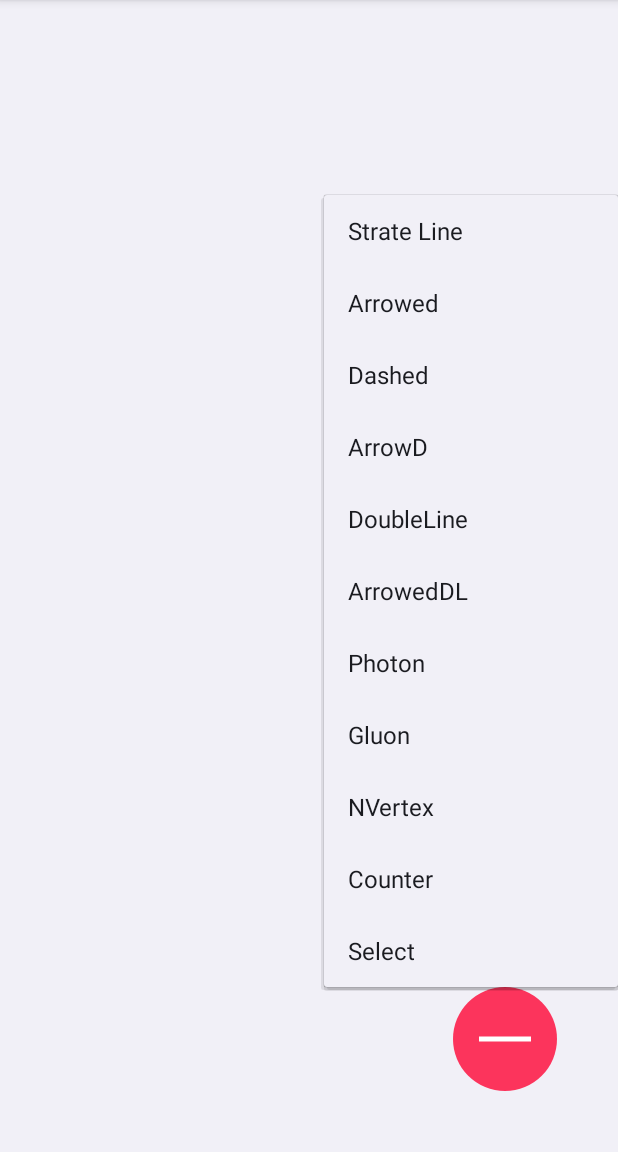
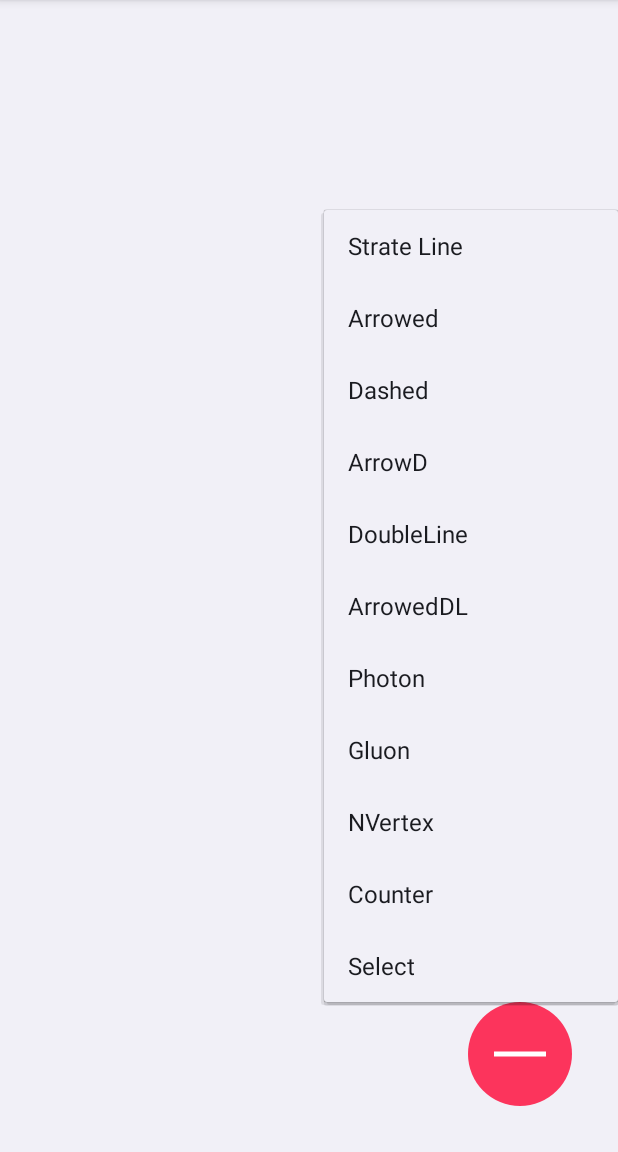
Before and after one commit to Hadron67/FD_editor, an Android app: the screen it shows after launch (MainActivity), after a tap on an icon or button, on a phone screen of 412 x 824 dp, the part 84-1236 px from its top. Run offline under Robolectric (Android 15) with nearby library versions, the phone set to English and light mode, and no system bars.

Commit message:
writing menus

```diff
--- a/src/main/java/Physigraph/CounterVertex.java
+++ b/src/main/java/Physigraph/CounterVertex.java
@@ -11,7 +11,7 @@ public class CounterVertex extends FVertex{
     private static Paint cover = new Paint();
     public CounterVertex(float x,float y){
         super(x,y);
-        this.radius = 15;
+        this.radius = 20;
         this.mpaint.setStyle(Paint.Style.STROKE);
         this.mpaint.setStrokeWidth(2);
 
--- a/src/main/res/layout/activity_main.xml
+++ b/src/main/res/layout/activity_main.xml
@@ -4,18 +4,23 @@
     android:paddingRight="@dimen/activity_horizontal_margin"
     android:paddingTop="@dimen/activity_vertical_margin"
     android:paddingBottom="@dimen/activity_vertical_margin" tools:context=".MainActivity">
-    <Views.FeynmanCanvas
-        android:id="@+id/sketch"
+    <FrameLayout
         android:layout_width="match_parent"
-        android:layout_height="match_parent" />
+        android:layout_height="match_parent">
+        <Views.FeynmanCanvas
+            android:id="@+id/sketch"
+            android:layout_width="match_parent"
+            android:layout_height="match_parent" />
+
+    </FrameLayout>
     <Views.ToolButton
         android:layout_width="70dip"
         android:layout_height="70dip"
         android:layout_alignParentBottom="true"
         android:layout_alignParentEnd="true"
         android:layout_alignParentRight="true"
-        android:layout_marginBottom="40dip"
-        android:layout_marginRight="40dip"
+        android:layout_marginBottom="30dip"
+        android:layout_marginRight="30dip"
         android:id="@+id/btn_tool"
         />
 
--- /dev/null
+++ b/src/main/res/menu/menu_line_operations.xml
@@ -0,0 +1,12 @@
+<?xml version="1.0" encoding="utf-8"?>
+<menu xmlns:android="http://schemas.android.com/apk/res/android">
+    <item
+        android:id="@+id/lineoperations_delete"
+        android:title="@string/operations_delete" />
+    <item
+        android:id="@+id/lineoperations_convertion"
+        android:title="@string/lineoperations_ConvertToline"/>
+    <item
+        android:id="@+id/lineoperations_flip"
+        android:title="@string/lineoperations_flip" />
+</menu>
--- /dev/null
+++ b/src/main/res/menu/menu_vertex_operations.xml
@@ -0,0 +1,6 @@
+<?xml version="1.0" encoding="utf-8"?>
+<menu xmlns:android="http://schemas.android.com/apk/res/android">
+    <item
+        android:id="@+id/vertexoperations_delete"
+        android:title="@string/operations_delete" />
+</menu>
--- a/src/main/res/values/strings.xml
+++ b/src/main/res/values/strings.xml
@@ -14,4 +14,8 @@
     <string name="tool_arrowdashedline">ArrowD</string>
     <string name="tool_doubleline">DoubleLine</string>
     <string name="tool_arroweddoubleline">ArrowedDL</string>
+    <string name="operations_delete">Delete</string>
+    <string name="lineoperations_ConvertToline">Convert to line</string>
+    <string name="lineoperations_ConvertToArc">Convert to arc</string>
+    <string name="lineoperations_flip">flip</string>
 </resources>
```
Also changed, not shown: src/main/java/Physigraph/Diagram.java (+14 -1 lines), src/main/java/Physigraph/FLine.java (+40 -11 lines), src/main/java/Views/FeynmanCanvas.java (+103 -15 lines).
